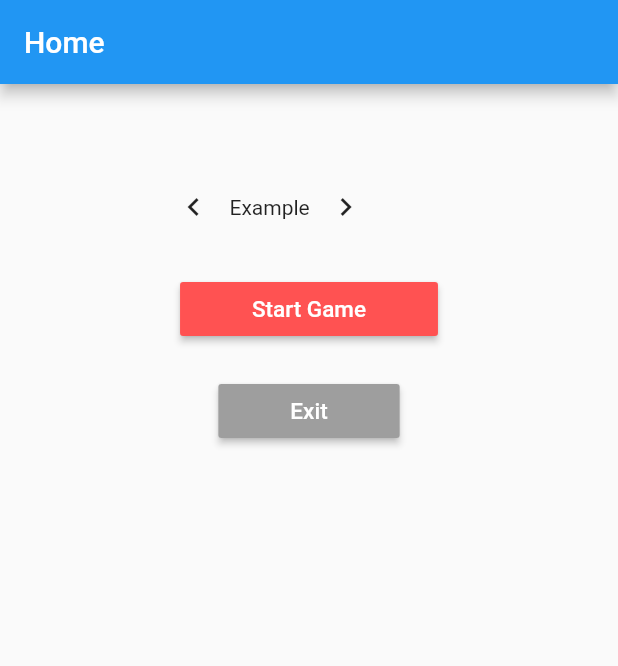
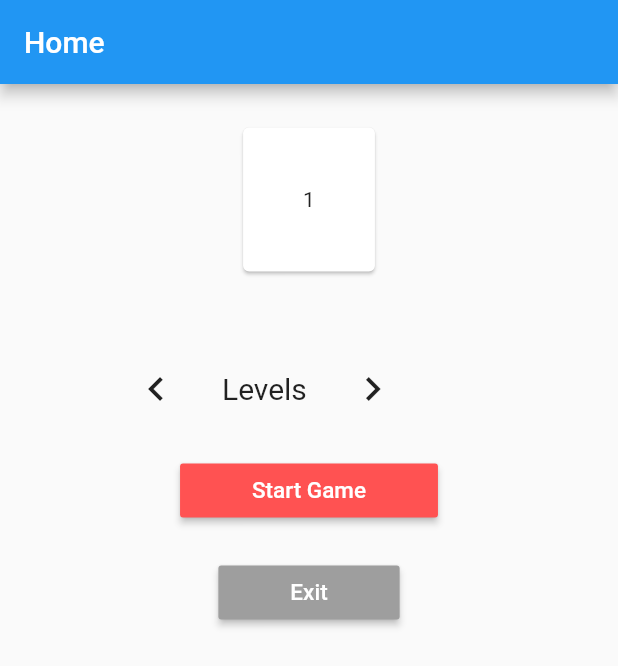
Before and after one commit to adso023/Flutter-Lights-Out, a Flutter app: the screen it shows after launch, on a phone screen of 412 x 824 dp. Shown: the top 666 px of the screen. Run offline on Flutter 3.47's test engine with Material 2 defaults, Android fonts, the phone set to English and light mode, and no system bars.

Commit message:
UI Commit

```diff
--- a/lightsout_app/lib/main.dart
+++ b/lightsout_app/lib/main.dart
@@ -28,15 +28,6 @@ class MyApp extends StatelessWidget {
 class MyHomePage extends StatefulWidget {
   MyHomePage({Key key, this.title}) : super(key: key);
 
-  // This widget is the home page of your application. It is stateful, meaning
-  // that it has a State object (defined below) that contains fields that affect
-  // how it looks.
-
-  // This class is the configuration for the state. It holds the values (in this
-  // case the title) provided by the parent (in this case the App widget) and
-  // used by the build method of the State. Fields in a Widget subclass are
-  // always marked "final".
-
   final String title;
 
   @override
@@ -45,31 +36,66 @@ class MyHomePage extends StatefulWidget {
 
 class _MyHomePageState extends State<MyHomePage> {
 
+  List<Widget> _lstLevels = [
+    Card(child: Padding(padding: const EdgeInsets.all(40.0), child: Text(1.toString()),),),
+    Card(child: Padding(padding: const EdgeInsets.all(40.0), child: Text(2.toString()),),),
+    Card(child: Padding(padding: const EdgeInsets.all(40.0), child: Text(3.toString()),),),
+    Card(child: Padding(padding: const EdgeInsets.all(40.0), child: Text(4.toString()),),),
+    Card(child: Padding(padding: const EdgeInsets.all(40.0), child: Text(5.toString()),),),
+    Card(child: Padding(padding: const EdgeInsets.all(40.0), child: Text(6.toString()),),),
+    Card(child: Padding(padding: const EdgeInsets.all(40.0), child: Text(7.toString()),),),
+    Card(child: Padding(padding: const EdgeInsets.all(40.0), child: Text(8.toString()),),),
+    Card(child: Padding(padding: const EdgeInsets.all(40.0), child: Text(9.toString()),),),
+    Card(child: Padding(padding: const EdgeInsets.all(40.0), child: Text(10.toString()),),)
+  ];
+
+  Card _currLevel;
+  int _currIndex = 0;
+
   @override
   Widget build(BuildContext context) {
+    _currLevel = _lstLevels.elementAt(_currIndex);
+
     return Scaffold(
       appBar: AppBar(title: Text('Home'),),
       body: Center(
         child: Column(
           children: <Widget>[
+            SizedBox(height: 25.0,),
             Center(
-              child: Card(
-
-              )
+              child: AnimatedSwitcher(
+                child: _currLevel,
+                duration: const Duration(seconds: 1),
+              ),
             ),
             Padding(
-              padding: const EdgeInsets.only(top: 50.0, left: 105.0),
+              padding: const EdgeInsets.only(top: 50.0, left: 80.0),
               child: Center(
                 child: Row(
                   children: <Widget>[
                     IconButton(
-                      icon: Icon(Icons.navigate_before),
-                      onPressed: (){},
+                      icon: Icon(Icons.navigate_before, size: 32.0,),
+                      onPressed: (){
+                        if(_currIndex != 0){
+                          setState(() {
+                           _currIndex-=1;
+                          });
+                        }
+                      },
                     ),
-                    Text('Example'),
+                    Padding(
+                      padding: const EdgeInsets.only(left: 20.0, right: 20.0),
+                      child: Text('Levels', style: TextStyle(fontSize: 20.0),),
+                    ),
                     IconButton(
-                      icon: Icon(Icons.navigate_next),
-                      onPressed: (){},
+                      icon: Icon(Icons.navigate_next, size: 32.0,),
+                      onPressed: (){
+                        if(_currIndex != _lstLevels.length-1){
+                          setState(() {
+                           _currIndex+=1;
+                          });
+                        }
+                      },
                     )
                   ],
                 ),
```
